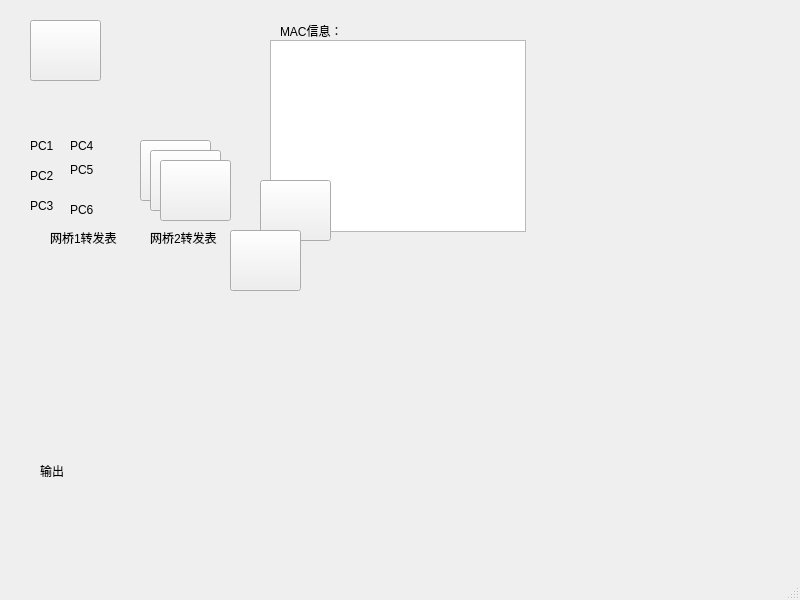
Old version of the form TransparentBridge/mainwindow.ui in the repository SYY99020/TranspartBridge.
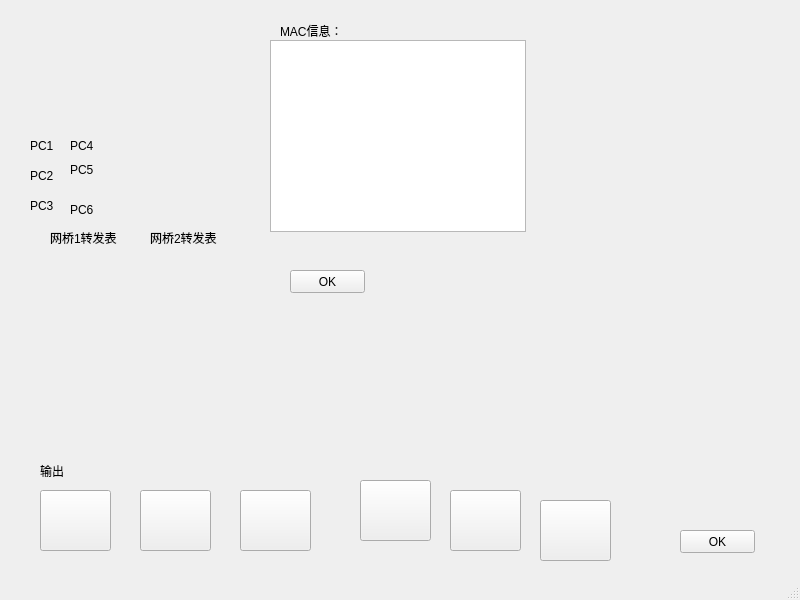
New version of the form. Icons and pictures are not drawn. Custom widgets are drawn as their Qt base class.

```diff
--- a/TransparentBridge/mainwindow.ui
+++ b/TransparentBridge/mainwindow.ui
@@ -92,8 +92,8 @@
    <widget class="QPushButton" name="PC1">
     <property name="geometry">
      <rect>
-      <x>30</x>
-      <y>20</y>
+      <x>540</x>
+      <y>500</y>
       <width>71</width>
       <height>61</height>
      </rect>
@@ -108,24 +108,24 @@
    <widget class="QPushButton" name="PC2">
     <property name="geometry">
      <rect>
-      <x>260</x>
-      <y>180</y>
-      <width>71</width>
-      <height>61</height>
-     </rect>
-    </property>
-    <property name="styleSheet">
-     <string notr="true">border-image: url(:/myImage/Image/PC.jpg);</string>
-    </property>
-    <property name="text">
-     <string/>
-    </property>
-   </widget>
-   <widget class="QPushButton" name="PC3">
-    <property name="geometry">
-     <rect>
       <x>140</x>
-      <y>140</y>
+      <y>490</y>
+      <width>71</width>
+      <height>61</height>
+     </rect>
+    </property>
+    <property name="styleSheet">
+     <string notr="true">border-image: url(:/myImage/Image/PC.jpg);</string>
+    </property>
+    <property name="text">
+     <string/>
+    </property>
+   </widget>
+   <widget class="QPushButton" name="PC3">
+    <property name="geometry">
+     <rect>
+      <x>40</x>
+      <y>490</y>
       <width>71</width>
       <height>61</height>
      </rect>
@@ -140,8 +140,8 @@
    <widget class="QPushButton" name="PC4">
     <property name="geometry">
      <rect>
-      <x>150</x>
-      <y>150</y>
+      <x>360</x>
+      <y>480</y>
       <width>71</width>
       <height>61</height>
      </rect>
@@ -156,8 +156,8 @@
    <widget class="QPushButton" name="PC5">
     <property name="geometry">
      <rect>
-      <x>230</x>
-      <y>230</y>
+      <x>240</x>
+      <y>490</y>
       <width>71</width>
       <height>61</height>
      </rect>
@@ -172,8 +172,8 @@
    <widget class="QPushButton" name="PC6">
     <property name="geometry">
      <rect>
-      <x>160</x>
-      <y>160</y>
+      <x>450</x>
+      <y>490</y>
       <width>71</width>
       <height>61</height>
      </rect>
@@ -276,6 +276,32 @@
      <string/>
     </property>
    </widget>
+   <widget class="QPushButton" name="pushButton">
+    <property name="geometry">
+     <rect>
+      <x>680</x>
+      <y>530</y>
+      <width>75</width>
+      <height>23</height>
+     </rect>
+    </property>
+    <property name="text">
+     <string>OK</string>
+    </property>
+   </widget>
+   <widget class="QPushButton" name="OK">
+    <property name="geometry">
+     <rect>
+      <x>290</x>
+      <y>270</y>
+      <width>75</width>
+      <height>23</height>
+     </rect>
+    </property>
+    <property name="text">
+     <string>OK</string>
+    </property>
+   </widget>
   </widget>
   <widget class="QMenuBar" name="menubar">
    <property name="geometry">
```
Left out of the diff: 2 changed lines with no effect on the pictures.
